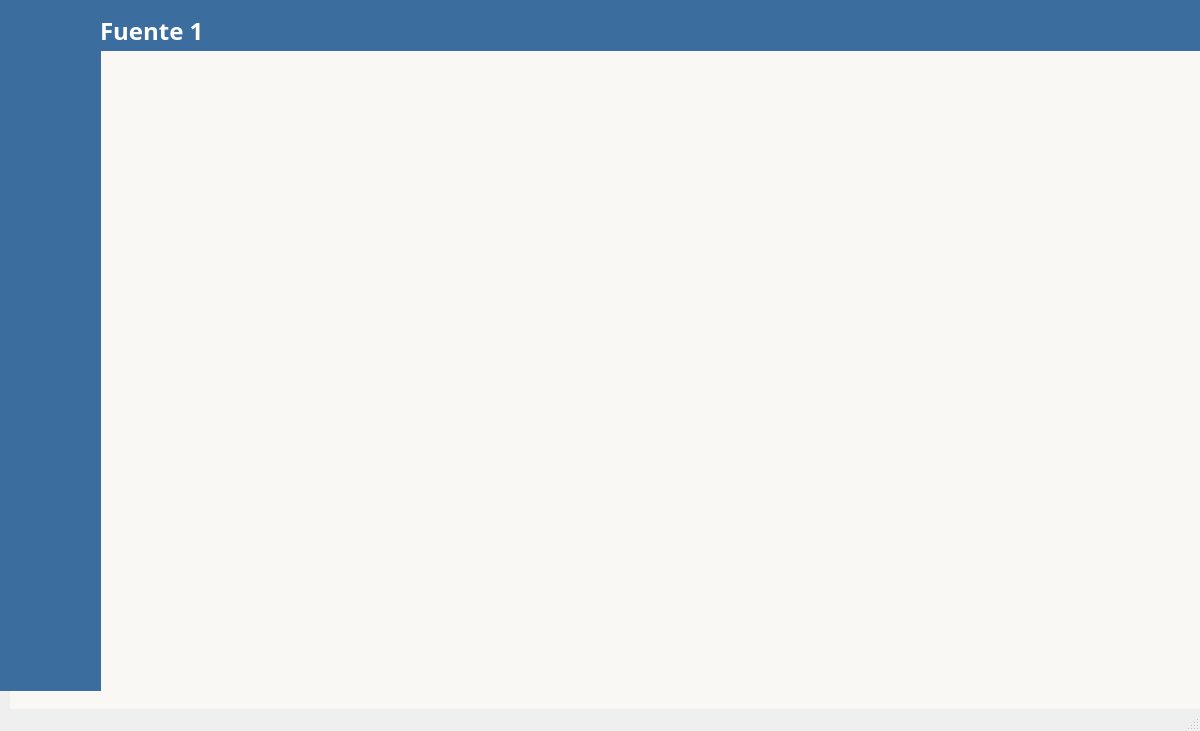
Before: the Qt Designer form HydroMiner1/alarma.ui in Zerstorer037/HydroMiner, drawn with Qt 5.
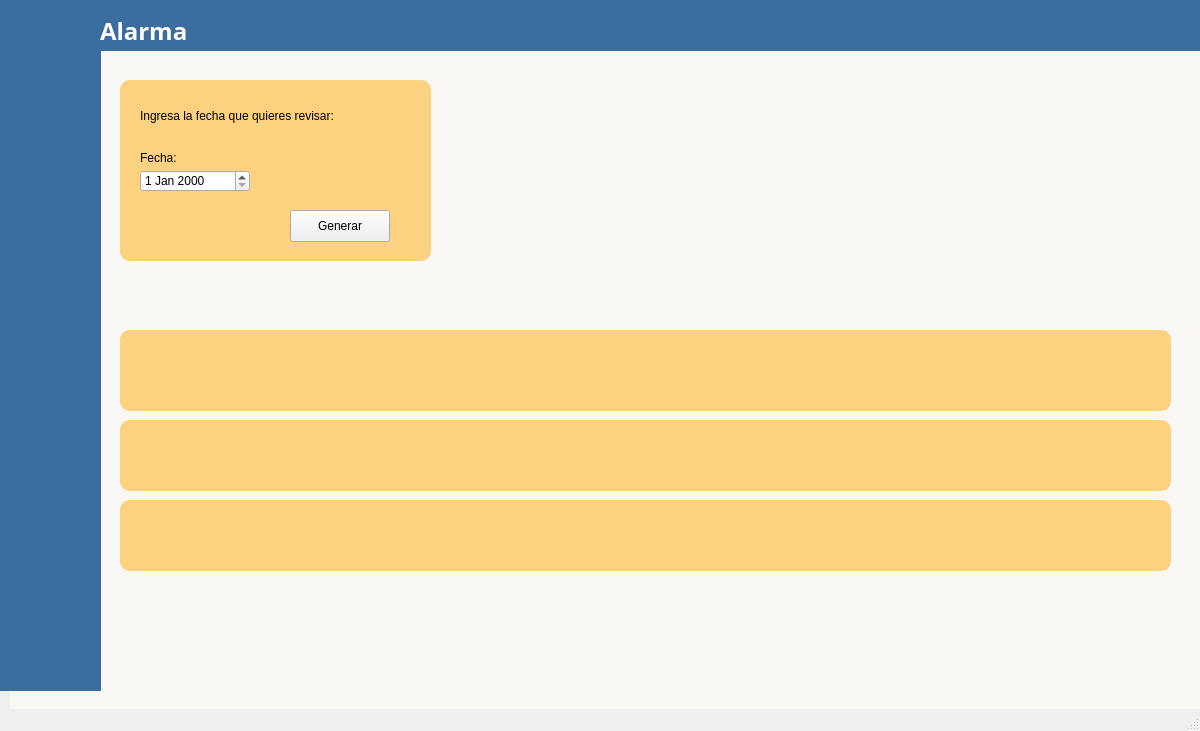
After: the same form once the commit is applied. Icons and pictures are not drawn.

What changed in the file:
```diff
--- a/HydroMiner1/alarma.ui
+++ b/HydroMiner1/alarma.ui
@@ -380,7 +380,7 @@
 background-color: rgba(193, 232, 255, 0);</string>
     </property>
     <property name="text">
-     <string>Fuente 1</string>
+     <string>Alarma</string>
     </property>
    </widget>
    <widget class="QLabel" name="label_3">
@@ -497,6 +497,947 @@
      <string/>
     </property>
    </widget>
+   <widget class="QLabel" name="label_2">
+    <property name="geometry">
+     <rect>
+      <x>120</x>
+      <y>80</y>
+      <width>311</width>
+      <height>181</height>
+     </rect>
+    </property>
+    <property name="palette">
+     <palette>
+      <active>
+       <colorrole role="WindowText">
+        <brush brushstyle="SolidPattern">
+         <color alpha="255">
+          <red>193</red>
+          <green>232</green>
+          <blue>255</blue>
+         </color>
+        </brush>
+       </colorrole>
+       <colorrole role="Button">
+        <brush brushstyle="SolidPattern">
+         <color alpha="255">
+          <red>252</red>
+          <green>209</green>
+          <blue>128</blue>
+         </color>
+        </brush>
+       </colorrole>
+       <colorrole role="Text">
+        <brush brushstyle="SolidPattern">
+         <color alpha="255">
+          <red>193</red>
+          <green>232</green>
+          <blue>255</blue>
+         </color>
+        </brush>
+       </colorrole>
+       <colorrole role="ButtonText">
+        <brush brushstyle="SolidPattern">
+         <color alpha="255">
+          <red>193</red>
+          <green>232</green>
+          <blue>255</blue>
+         </color>
+        </brush>
+       </colorrole>
+       <colorrole role="Base">
+        <brush brushstyle="SolidPattern">
+         <color alpha="255">
+          <red>252</red>
+          <green>209</green>
+          <blue>128</blue>
+         </color>
+        </brush>
+       </colorrole>
+       <colorrole role="Window">
+        <brush brushstyle="SolidPattern">
+         <color alpha="255">
+          <red>252</red>
+          <green>209</green>
+          <blue>128</blue>
+         </color>
+        </brush>
+       </colorrole>
+       <colorrole role="PlaceholderText">
+        <brush brushstyle="SolidPattern">
+         <color alpha="128">
+          <red>193</red>
+          <green>232</green>
+          <blue>255</blue>
+         </color>
+        </brush>
+       </colorrole>
+      </active>
+      <inactive>
+       <colorrole role="WindowText">
+        <brush brushstyle="SolidPattern">
+         <color alpha="255">
+          <red>193</red>
+          <green>232</green>
+          <blue>255</blue>
+         </color>
+        </brush>
+       </colorrole>
+       <colorrole role="Button">
+        <brush brushstyle="SolidPattern">
+         <color alpha="255">
+          <red>252</red>
+          <green>209</green>
+          <blue>128</blue>
+         </color>
+        </brush>
+       </colorrole>
+       <colorrole role="Text">
+        <brush brushstyle="SolidPattern">
+         <color alpha="255">
+          <red>193</red>
+          <green>232</green>
+          <blue>255</blue>
+         </color>
+        </brush>
+       </colorrole>
+       <colorrole role="ButtonText">
+        <brush brushstyle="SolidPattern">
+         <color alpha="255">
+          <red>193</red>
+          <green>232</green>
+          <blue>255</blue>
+         </color>
+        </brush>
+       </colorrole>
+       <colorrole role="Base">
+        <brush brushstyle="SolidPattern">
+         <color alpha="255">
+          <red>252</red>
+          <green>209</green>
+          <blue>128</blue>
+         </color>
+        </brush>
+       </colorrole>
+       <colorrole role="Window">
+        <brush brushstyle="SolidPattern">
+         <color alpha="255">
+          <red>252</red>
+          <green>209</green>
+          <blue>128</blue>
+         </color>
+        </brush>
+       </colorrole>
+       <colorrole role="PlaceholderText">
+        <brush brushstyle="SolidPattern">
+         <color alpha="128">
+          <red>193</red>
+          <green>232</green>
+          <blue>255</blue>
+         </color>
+        </brush>
+       </colorrole>
+      </inactive>
+      <disabled>
+       <colorrole role="WindowText">
+        <brush brushstyle="SolidPattern">
+         <color alpha="255">
+          <red>193</red>
+          <green>232</green>
+          <blue>255</blue>
+         </color>
+        </brush>
+       </colorrole>
+       <colorrole role="Button">
+        <brush brushstyle="SolidPattern">
+         <color alpha="255">
+          <red>252</red>
+          <green>209</green>
+          <blue>128</blue>
+         </color>
+        </brush>
+       </colorrole>
+       <colorrole role="Text">
+        <brush brushstyle="SolidPattern">
+         <color alpha="255">
+          <red>193</red>
+          <green>232</green>
+          <blue>255</blue>
+         </color>
+        </brush>
+       </colorrole>
+       <colorrole role="ButtonText">
+        <brush brushstyle="SolidPattern">
+         <color alpha="255">
+          <red>193</red>
+          <green>232</green>
+          <blue>255</blue>
+         </color>
+        </brush>
+       </colorrole>
+       <colorrole role="Base">
+        <brush brushstyle="SolidPattern">
+         <color alpha="255">
+          <red>252</red>
+          <green>209</green>
+          <blue>128</blue>
+         </color>
+        </brush>
+       </colorrole>
+       <colorrole role="Window">
+        <brush brushstyle="SolidPattern">
+         <color alpha="255">
+          <red>252</red>
+          <green>209</green>
+          <blue>128</blue>
+         </color>
+        </brush>
+       </colorrole>
+       <colorrole role="PlaceholderText">
+        <brush brushstyle="SolidPattern">
+         <color alpha="128">
+          <red>193</red>
+          <green>232</green>
+          <blue>255</blue>
+         </color>
+        </brush>
+       </colorrole>
+      </disabled>
+     </palette>
+    </property>
+    <property name="font">
+     <font>
+      <family>Arial Black</family>
+      <pointsize>18</pointsize>
+      <bold>true</bold>
+     </font>
+    </property>
+    <property name="styleSheet">
+     <string notr="true">background-color: rgb(252, 209, 128);
+border-radius: 10px</string>
+    </property>
+    <property name="text">
+     <string/>
+    </property>
+   </widget>
+   <widget class="QLabel" name="label_6">
+    <property name="geometry">
+     <rect>
+      <x>140</x>
+      <y>100</y>
+      <width>241</width>
+      <height>31</height>
+     </rect>
+    </property>
+    <property name="text">
+     <string>Ingresa la fecha que quieres revisar:</string>
+    </property>
+   </widget>
+   <widget class="QDateEdit" name="date_alarma">
+    <property name="geometry">
+     <rect>
+      <x>140</x>
+      <y>170</y>
+      <width>110</width>
+      <height>22</height>
+     </rect>
+    </property>
+   </widget>
+   <widget class="QPushButton" name="Button_alarma">
+    <property name="geometry">
+     <rect>
+      <x>290</x>
+      <y>210</y>
+      <width>100</width>
+      <height>32</height>
+     </rect>
+    </property>
+    <property name="text">
+     <string>Generar</string>
+    </property>
+   </widget>
+   <widget class="QLabel" name="label_fecha">
+    <property name="geometry">
+     <rect>
+      <x>140</x>
+      <y>150</y>
+      <width>58</width>
+      <height>16</height>
+     </rect>
+    </property>
+    <property name="text">
+     <string>Fecha:</string>
+    </property>
+   </widget>
+   <widget class="QLabel" name="label_PH">
+    <property name="geometry">
+     <rect>
+      <x>120</x>
+      <y>330</y>
+      <width>1051</width>
+      <height>81</height>
+     </rect>
+    </property>
+    <property name="palette">
+     <palette>
+      <active>
+       <colorrole role="WindowText">
+        <brush brushstyle="SolidPattern">
+         <color alpha="255">
+          <red>193</red>
+          <green>232</green>
+          <blue>255</blue>
+         </color>
+        </brush>
+       </colorrole>
+       <colorrole role="Button">
+        <brush brushstyle="SolidPattern">
+         <color alpha="255">
+          <red>252</red>
+          <green>209</green>
+          <blue>128</blue>
+         </color>
+        </brush>
+       </colorrole>
+       <colorrole role="Text">
+        <brush brushstyle="SolidPattern">
+         <color alpha="255">
+          <red>193</red>
+          <green>232</green>
+          <blue>255</blue>
+         </color>
+        </brush>
+       </colorrole>
+       <colorrole role="ButtonText">
+        <brush brushstyle="SolidPattern">
+         <color alpha="255">
+          <red>193</red>
+          <green>232</green>
+          <blue>255</blue>
+         </color>
+        </brush>
+       </colorrole>
+       <colorrole role="Base">
+        <brush brushstyle="SolidPattern">
+         <color alpha="255">
+          <red>252</red>
+          <green>209</green>
+          <blue>128</blue>
+         </color>
+        </brush>
+       </colorrole>
+       <colorrole role="Window">
+        <brush brushstyle="SolidPattern">
+         <color alpha="255">
+          <red>252</red>
+          <green>209</green>
+          <blue>128</blue>
+         </color>
+        </brush>
+       </colorrole>
+       <colorrole role="PlaceholderText">
+        <brush brushstyle="SolidPattern">
+         <color alpha="128">
+          <red>193</red>
+          <green>232</green>
+          <blue>255</blue>
+         </color>
+        </brush>
+       </colorrole>
+      </active>
+      <inactive>
+       <colorrole role="WindowText">
+        <brush brushstyle="SolidPattern">
+         <color alpha="255">
+          <red>193</red>
+          <green>232</green>
+          <blue>255</blue>
+         </color>
+        </brush>
+       </colorrole>
+       <colorrole role="Button">
+        <brush brushstyle="SolidPattern">
+         <color alpha="255">
+          <red>252</red>
+          <green>209</green>
+          <blue>128</blue>
+         </color>
+        </brush>
+       </colorrole>
+       <colorrole role="Text">
+        <brush brushstyle="SolidPattern">
+         <color alpha="255">
+          <red>193</red>
+          <green>232</green>
+          <blue>255</blue>
+         </color>
+        </brush>
+       </colorrole>
+       <colorrole role="ButtonText">
+        <brush brushstyle="SolidPattern">
+         <color alpha="255">
+          <red>193</red>
+          <green>232</green>
+          <blue>255</blue>
+         </color>
+        </brush>
+       </colorrole>
+       <colorrole role="Base">
+        <brush brushstyle="SolidPattern">
+         <color alpha="255">
+          <red>252</red>
+          <green>209</green>
+          <blue>128</blue>
+         </color>
+        </brush>
+       </colorrole>
+       <colorrole role="Window">
+        <brush brushstyle="SolidPattern">
+         <color alpha="255">
+          <red>252</red>
+          <green>209</green>
+          <blue>128</blue>
+         </color>
+        </brush>
+       </colorrole>
+       <colorrole role="PlaceholderText">
+        <brush brushstyle="SolidPattern">
+         <color alpha="128">
+          <red>193</red>
+          <green>232</green>
+          <blue>255</blue>
+         </color>
+        </brush>
+       </colorrole>
+      </inactive>
+      <disabled>
+       <colorrole role="WindowText">
+        <brush brushstyle="SolidPattern">
+         <color alpha="255">
+          <red>193</red>
+          <green>232</green>
+          <blue>255</blue>
+         </color>
+        </brush>
+       </colorrole>
+       <colorrole role="Button">
+        <brush brushstyle="SolidPattern">
+         <color alpha="255">
+          <red>252</red>
+          <green>209</green>
+          <blue>128</blue>
+         </color>
+        </brush>
+       </colorrole>
+       <colorrole role="Text">
+        <brush brushstyle="SolidPattern">
+         <color alpha="255">
+          <red>193</red>
+          <green>232</green>
+          <blue>255</blue>
+         </color>
+        </brush>
+       </colorrole>
+       <colorrole role="ButtonText">
+        <brush brushstyle="SolidPattern">
+         <color alpha="255">
+          <red>193</red>
+          <green>232</green>
+          <blue>255</blue>
+         </color>
+        </brush>
+       </colorrole>
+       <colorrole role="Base">
+        <brush brushstyle="SolidPattern">
+         <color alpha="255">
+          <red>252</red>
+          <green>209</green>
+          <blue>128</blue>
+         </color>
+        </brush>
+       </colorrole>
+       <colorrole role="Window">
+        <brush brushstyle="SolidPattern">
+         <color alpha="255">
+          <red>252</red>
+          <green>209</green>
+          <blue>128</blue>
+         </color>
+        </brush>
+       </colorrole>
+       <colorrole role="PlaceholderText">
+        <brush brushstyle="SolidPattern">
+         <color alpha="128">
+          <red>193</red>
+          <green>232</green>
+          <blue>255</blue>
+         </color>
+        </brush>
+       </colorrole>
+      </disabled>
+     </palette>
+    </property>
+    <property name="font">
+     <font>
+      <family>Arial Black</family>
+      <pointsize>18</pointsize>
+      <bold>true</bold>
+     </font>
+    </property>
+    <property name="styleSheet">
+     <string notr="true">background-color: rgb(252, 209, 128);
+border-radius: 10px</string>
+    </property>
+    <property name="text">
+     <string/>
+    </property>
+   </widget>
+   <widget class="QLabel" name="label_TEMP">
+    <property name="geometry">
+     <rect>
+      <x>120</x>
+      <y>420</y>
+      <width>1051</width>
+      <height>71</height>
+     </rect>
+    </property>
+    <property name="palette">
+     <palette>
+      <active>
+       <colorrole role="WindowText">
+        <brush brushstyle="SolidPattern">
+         <color alpha="255">
+          <red>193</red>
+          <green>232</green>
+          <blue>255</blue>
+         </color>
+        </brush>
+       </colorrole>
+       <colorrole role="Button">
+        <brush brushstyle="SolidPattern">
+         <color alpha="255">
+          <red>252</red>
+          <green>209</green>
+          <blue>128</blue>
+         </color>
+        </brush>
+       </colorrole>
+       <colorrole role="Text">
+        <brush brushstyle="SolidPattern">
+         <color alpha="255">
+          <red>193</red>
+          <green>232</green>
+          <blue>255</blue>
+         </color>
+        </brush>
+       </colorrole>
+       <colorrole role="ButtonText">
+        <brush brushstyle="SolidPattern">
+         <color alpha="255">
+          <red>193</red>
+          <green>232</green>
+          <blue>255</blue>
+         </color>
+        </brush>
+       </colorrole>
+       <colorrole role="Base">
+        <brush brushstyle="SolidPattern">
+         <color alpha="255">
+          <red>252</red>
+          <green>209</green>
+          <blue>128</blue>
+         </color>
+        </brush>
+       </colorrole>
+       <colorrole role="Window">
+        <brush brushstyle="SolidPattern">
+         <color alpha="255">
+          <red>252</red>
+          <green>209</green>
+          <blue>128</blue>
+         </color>
+        </brush>
+       </colorrole>
+       <colorrole role="PlaceholderText">
+        <brush brushstyle="SolidPattern">
+         <color alpha="128">
+          <red>193</red>
+          <green>232</green>
+          <blue>255</blue>
+         </color>
+        </brush>
+       </colorrole>
+      </active>
+      <inactive>
+       <colorrole role="WindowText">
+        <brush brushstyle="SolidPattern">
+         <color alpha="255">
+          <red>193</red>
+          <green>232</green>
+          <blue>255</blue>
+         </color>
+        </brush>
+       </colorrole>
+       <colorrole role="Button">
+        <brush brushstyle="SolidPattern">
+         <color alpha="255">
+          <red>252</red>
+          <green>209</green>
+          <blue>128</blue>
+         </color>
+        </brush>
+       </colorrole>
+       <colorrole role="Text">
+        <brush brushstyle="SolidPattern">
+         <color alpha="255">
+          <red>193</red>
+          <green>232</green>
+          <blue>255</blue>
+         </color>
+        </brush>
+       </colorrole>
+       <colorrole role="ButtonText">
+        <brush brushstyle="SolidPattern">
+         <color alpha="255">
+          <red>193</red>
+          <green>232</green>
+          <blue>255</blue>
+         </color>
+        </brush>
+       </colorrole>
+       <colorrole role="Base">
+        <brush brushstyle="SolidPattern">
+         <color alpha="255">
+          <red>252</red>
+          <green>209</green>
+          <blue>128</blue>
+         </color>
+        </brush>
+       </colorrole>
+       <colorrole role="Window">
+        <brush brushstyle="SolidPattern">
+         <color alpha="255">
+          <red>252</red>
+          <green>209</green>
+          <blue>128</blue>
+         </color>
+        </brush>
+       </colorrole>
+       <colorrole role="PlaceholderText">
+        <brush brushstyle="SolidPattern">
+         <color alpha="128">
+          <red>193</red>
+          <green>232</green>
+          <blue>255</blue>
+         </color>
+        </brush>
+       </colorrole>
+      </inactive>
+      <disabled>
+       <colorrole role="WindowText">
+        <brush brushstyle="SolidPattern">
+         <color alpha="255">
+          <red>193</red>
+          <green>232</green>
+          <blue>255</blue>
+         </color>
+        </brush>
+       </colorrole>
+       <colorrole role="Button">
+        <brush brushstyle="SolidPattern">
+         <color alpha="255">
+          <red>252</red>
+          <green>209</green>
+          <blue>128</blue>
+         </color>
+        </brush>
+       </colorrole>
+       <colorrole role="Text">
+        <brush brushstyle="SolidPattern">
+         <color alpha="255">
+          <red>193</red>
+          <green>232</green>
+          <blue>255</blue>
+         </color>
+        </brush>
+       </colorrole>
+       <colorrole role="ButtonText">
+        <brush brushstyle="SolidPattern">
+         <color alpha="255">
+          <red>193</red>
+          <green>232</green>
+          <blue>255</blue>
+         </color>
+        </brush>
+       </colorrole>
+       <colorrole role="Base">
+        <brush brushstyle="SolidPattern">
+         <color alpha="255">
+          <red>252</red>
+          <green>209</green>
+          <blue>128</blue>
+         </color>
+        </brush>
+       </colorrole>
+       <colorrole role="Window">
+        <brush brushstyle="SolidPattern">
+         <color alpha="255">
+          <red>252</red>
+          <green>209</green>
+          <blue>128</blue>
+         </color>
+        </brush>
+       </colorrole>
+       <colorrole role="PlaceholderText">
+        <brush brushstyle="SolidPattern">
+         <color alpha="128">
+          <red>193</red>
+          <green>232</green>
+          <blue>255</blue>
+         </color>
+        </brush>
+       </colorrole>
+      </disabled>
+     </palette>
+    </property>
+    <property name="font">
+     <font>
+      <family>Arial Black</family>
+      <pointsize>18</pointsize>
+      <bold>true</bold>
+     </font>
+    </property>
+    <property name="styleSheet">
+     <string notr="true">background-color: rgb(252, 209, 128);
+border-radius: 10px</string>
+    </property>
+    <property name="text">
+     <string/>
+    </property>
+   </widget>
+   <widget class="QLabel" name="label_TDS">
+    <property name="geometry">
+     <rect>
+      <x>120</x>
+      <y>500</y>
+      <width>1051</width>
+      <height>71</height>
+     </rect>
+    </property>
+    <property name="palette">
+     <palette>
+      <active>
+       <colorrole role="WindowText">
+        <brush brushstyle="SolidPattern">
+         <color alpha="255">
+          <red>193</red>
+          <green>232</green>
+          <blue>255</blue>
+         </color>
+        </brush>
+       </colorrole>
+       <colorrole role="Button">
+        <brush brushstyle="SolidPattern">
+         <color alpha="255">
+          <red>252</red>
+          <green>209</green>
+          <blue>128</blue>
+         </color>
+        </brush>
+       </colorrole>
+       <colorrole role="Text">
+        <brush brushstyle="SolidPattern">
+         <color alpha="255">
+          <red>193</red>
+          <green>232</green>
+          <blue>255</blue>
+         </color>
+        </brush>
+       </colorrole>
+       <colorrole role="ButtonText">
+        <brush brushstyle="SolidPattern">
+         <color alpha="255">
+          <red>193</red>
+          <green>232</green>
+          <blue>255</blue>
+         </color>
+        </brush>
+       </colorrole>
+       <colorrole role="Base">
+        <brush brushstyle="SolidPattern">
+         <color alpha="255">
+          <red>252</red>
+          <green>209</green>
+          <blue>128</blue>
+         </color>
+        </brush>
+       </colorrole>
+       <colorrole role="Window">
+        <brush brushstyle="SolidPattern">
+         <color alpha="255">
+          <red>252</red>
+          <green>209</green>
+          <blue>128</blue>
+         </color>
+        </brush>
+       </colorrole>
+       <colorrole role="PlaceholderText">
+        <brush brushstyle="SolidPattern">
+         <color alpha="128">
+          <red>193</red>
+          <green>232</green>
+          <blue>255</blue>
+         </color>
+        </brush>
+       </colorrole>
+      </active>
+      <inactive>
+       <colorrole role="WindowText">
+        <brush brushstyle="SolidPattern">
+         <color alpha="255">
+          <red>193</red>
+          <green>232</green>
+          <blue>255</blue>
+         </color>
+        </brush>
+       </colorrole>
+       <colorrole role="Button">
+        <brush brushstyle="SolidPattern">
+         <color alpha="255">
+          <red>252</red>
+          <green>209</green>
+          <blue>128</blue>
+         </color>
+        </brush>
+       </colorrole>
+       <colorrole role="Text">
+        <brush brushstyle="SolidPattern">
+         <color alpha="255">
+          <red>193</red>
+          <green>232</green>
+          <blue>255</blue>
+         </color>
+        </brush>
+       </colorrole>
+       <colorrole role="ButtonText">
+        <brush brushstyle="SolidPattern">
+         <color alpha="255">
+          <red>193</red>
+          <green>232</green>
+          <blue>255</blue>
+         </color>
+        </brush>
+       </colorrole>
+       <colorrole role="Base">
+        <brush brushstyle="SolidPattern">
+         <color alpha="255">
+          <red>252</red>
+          <green>209</green>
+          <blue>128</blue>
+         </color>
+        </brush>
+       </colorrole>
+       <colorrole role="Window">
+        <brush brushstyle="SolidPattern">
+         <color alpha="255">
+          <red>252</red>
+          <green>209</green>
+          <blue>128</blue>
+         </color>
+        </brush>
+       </colorrole>
+       <colorrole role="PlaceholderText">
+        <brush brushstyle="SolidPattern">
+         <color alpha="128">
+          <red>193</red>
+          <green>232</green>
+          <blue>255</blue>
+         </color>
+        </brush>
+       </colorrole>
+      </inactive>
+      <disabled>
+       <colorrole role="WindowText">
+        <brush brushstyle="SolidPattern">
+         <color alpha="255">
+          <red>193</red>
+          <green>232</green>
+          <blue>255</blue>
+         </color>
+        </brush>
+       </colorrole>
+       <colorrole role="Button">
+        <brush brushstyle="SolidPattern">
+         <color alpha="255">
+          <red>252</red>
+          <green>209</green>
+          <blue>128</blue>
+         </color>
+        </brush>
+       </colorrole>
+       <colorrole role="Text">
+        <brush brushstyle="SolidPattern">
+         <color alpha="255">
+          <red>193</red>
+          <green>232</green>
+          <blue>255</blue>
+         </color>
+        </brush>
+       </colorrole>
+       <colorrole role="ButtonText">
+        <brush brushstyle="SolidPattern">
+         <color alpha="255">
+          <red>193</red>
+          <green>232</green>
+          <blue>255</blue>
+         </color>
+        </brush>
+       </colorrole>
+       <colorrole role="Base">
+        <brush brushstyle="SolidPattern">
+         <color alpha="255">
+          <red>252</red>
+          <green>209</green>
+          <blue>128</blue>
+         </color>
+        </brush>
+       </colorrole>
+       <colorrole role="Window">
+        <brush brushstyle="SolidPattern">
+         <color alpha="255">
+          <red>252</red>
+          <green>209</green>
+          <blue>128</blue>
+         </color>
+        </brush>
+       </colorrole>
+       <colorrole role="PlaceholderText">
+        <brush brushstyle="SolidPattern">
+         <color alpha="128">
+          <red>193</red>
+          <green>232</green>
+          <blue>255</blue>
+         </color>
+        </brush>
+       </colorrole>
+      </disabled>
+     </palette>
+    </property>
+    <property name="font">
+     <font>
+      <family>Arial Black</family>
+      <pointsize>18</pointsize>
+      <bold>true</bold>
+     </font>
+    </property>
+    <property name="styleSheet">
+     <string notr="true">background-color: rgb(252, 209, 128);
+border-radius: 10px</string>
+    </property>
+    <property name="text">
+     <string/>
+    </property>
+   </widget>
    <zorder>label_3</zorder>
    <zorder>label_4</zorder>
    <zorder>Bvolver</zorder>
@@ -506,6 +1447,14 @@
    <zorder>Bactual</zorder>
    <zorder>Balarma</zorder>
    <zorder>label</zorder>
+   <zorder>label_2</zorder>
+   <zorder>label_6</zorder>
+   <zorder>date_alarma</zorder>
+   <zorder>Button_alarma</zorder>
+   <zorder>label_fecha</zorder>
+   <zorder>label_PH</zorder>
+   <zorder>label_TEMP</zorder>
+   <zorder>label_TDS</zorder>
   </widget>
   <widget class="QMenuBar" name="menubar">
    <property name="geometry">
@@ -513,7 +1462,7 @@
      <x>0</x>
      <y>0</y>
      <width>1200</width>
-     <height>22</height>
+     <height>43</height>
     </rect>
    </property>
   </widget>
```
